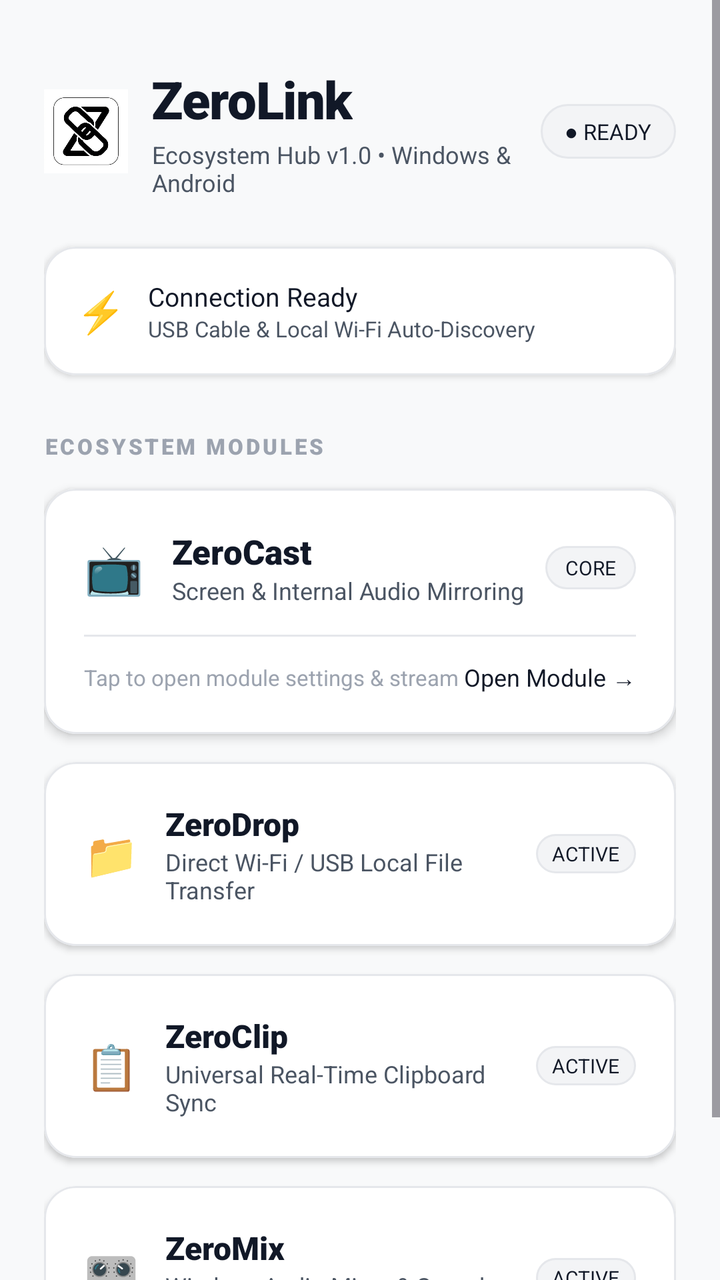
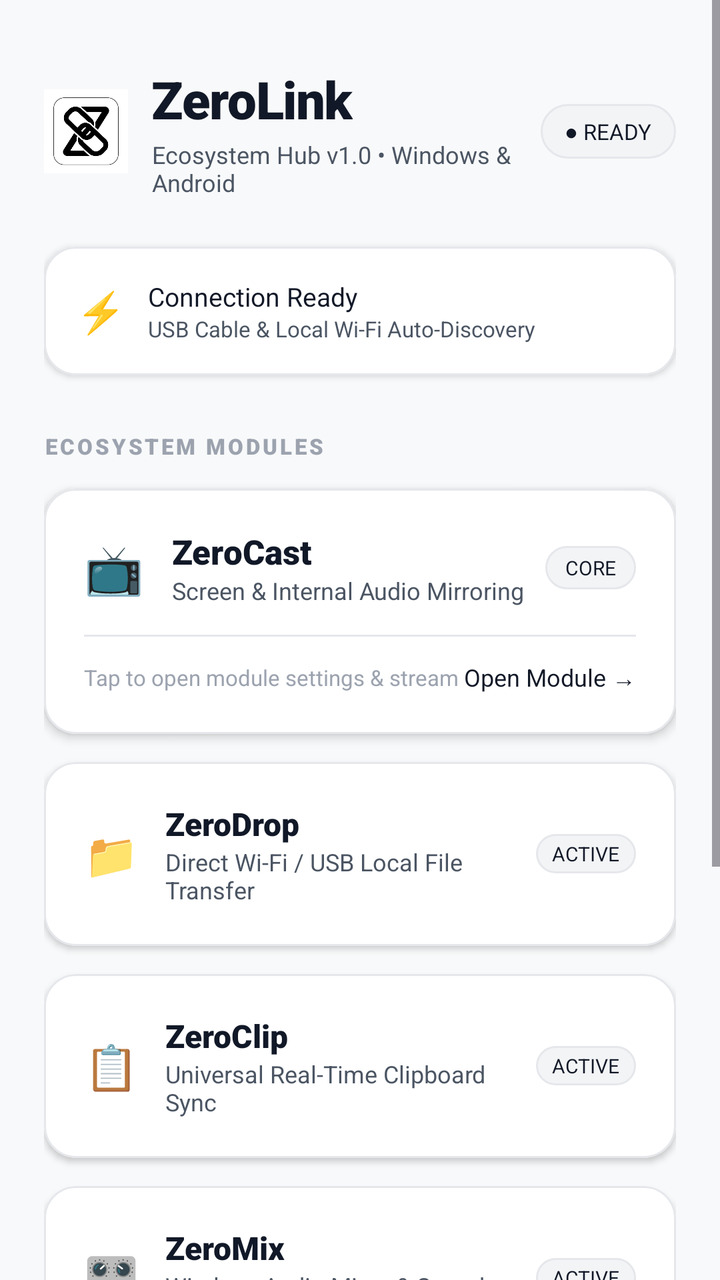

Compare the two renders of this Android layout. The source of the first and the diff that turns it into the second are given below.
<!-- AndroidManifest.xml: application theme Theme.ZeroCast -->
<!-- res/layout/activity_main.xml -->
<?xml version="1.0" encoding="utf-8"?>
<ScrollView xmlns:android="http://schemas.android.com/apk/res/android"
    xmlns:app="http://schemas.android.com/apk/res-auto"
    xmlns:tools="http://schemas.android.com/tools"
    android:layout_width="match_parent"
    android:layout_height="match_parent"
    android:background="@color/background"
    android:fillViewport="true">

    <LinearLayout
        android:layout_width="match_parent"
        android:layout_height="wrap_content"
        android:orientation="vertical"
        android:paddingStart="22dp"
        android:paddingTop="32dp"
        android:paddingEnd="22dp"
        android:paddingBottom="48dp">

        
        <LinearLayout
            android:layout_width="match_parent"
            android:layout_height="wrap_content"
            android:gravity="center_vertical"
            android:orientation="horizontal">

            <ImageView
                android:layout_width="42dp"
                android:layout_height="42dp"
                android:layout_marginEnd="12dp"
                android:src="@drawable/ic_zerolink_logo"
                android:scaleType="fitCenter" />

            <LinearLayout
                android:layout_width="0dp"
                android:layout_height="wrap_content"
                android:layout_weight="1"
                android:orientation="vertical">

                <TextView
                    android:layout_width="wrap_content"
                    android:layout_height="wrap_content"
                    android:text="ZeroLink"
                    android:textColor="@color/text_primary"
                    android:textSize="26sp"
                    android:fontFamily="sans-serif-black"
                    android:letterSpacing="-0.02" />

                <TextView
                    android:layout_width="wrap_content"
                    android:layout_height="wrap_content"
                    android:layout_marginTop="2dp"
                    android:text="Ecosystem Hub v1.0 • Windows &amp; Android"
                    android:textColor="@color/text_secondary"
                    android:textSize="12sp" />
            </LinearLayout>

            <TextView
                android:id="@+id/tvHubStatus"
                android:layout_width="wrap_content"
                android:layout_height="wrap_content"
                android:background="@drawable/bg_badge_pill"
                android:paddingStart="12dp"
                android:paddingTop="6dp"
                android:paddingEnd="12dp"
                android:paddingBottom="6dp"
                android:text="● READY"
                android:textColor="@color/text_primary"
                android:textSize="11sp"
                android:fontFamily="sans-serif-bold" />
        </LinearLayout>

        
        <com.google.android.material.card.MaterialCardView
            android:layout_width="match_parent"
            android:layout_height="wrap_content"
            android:layout_marginTop="24dp"
            app:cardBackgroundColor="@color/surface"
            app:cardCornerRadius="16dp"
            app:cardElevation="2dp"
            app:strokeColor="@color/surface_stroke"
            app:strokeWidth="1dp">

            <LinearLayout
                android:layout_width="match_parent"
                android:layout_height="wrap_content"
                android:orientation="horizontal"
                android:gravity="center_vertical"
                android:padding="16dp">

                <TextView
                    android:layout_width="wrap_content"
                    android:layout_height="wrap_content"
                    android:text="⚡ "
                    android:textSize="20sp" />

                <LinearLayout
                    android:layout_width="0dp"
                    android:layout_height="wrap_content"
                    android:layout_marginStart="6dp"
                    android:layout_weight="1"
                    android:orientation="vertical">

                    <TextView
                        android:layout_width="wrap_content"
                        android:layout_height="wrap_content"
                        android:text="Connection Ready"
                        android:textColor="@color/text_primary"
                        android:textSize="13sp"
                        android:fontFamily="sans-serif-bold" />

                    <TextView
                        android:layout_width="wrap_content"
                        android:layout_height="wrap_content"
                        android:text="USB Cable &amp; Local Wi-Fi Auto-Discovery"
                        android:textColor="@color/text_secondary"
                        android:textSize="11sp" />
                </LinearLayout>
            </LinearLayout>
        </com.google.android.material.card.MaterialCardView>

        
        <TextView
            android:layout_width="wrap_content"
            android:layout_height="wrap_content"
            android:layout_marginTop="28dp"
            android:layout_marginBottom="14dp"
            android:text="ECOSYSTEM MODULES"
            android:textColor="@color/text_tertiary"
            android:textSize="11sp"
            android:fontFamily="sans-serif-black"
            android:letterSpacing="0.12" />

        
        <com.google.android.material.card.MaterialCardView
            android:id="@+id/cardModuleZeroCast"
            android:layout_width="match_parent"
            android:layout_height="wrap_content"
            android:clickable="true"
            android:focusable="true"
            android:foreground="?attr/selectableItemBackground"
            app:cardBackgroundColor="@color/surface"
            app:cardCornerRadius="16dp"
            app:cardElevation="3dp"
            app:strokeColor="@color/surface_stroke"
            app:strokeWidth="1dp">

            <LinearLayout
                android:layout_width="match_parent"
                android:layout_height="wrap_content"
                android:orientation="vertical"
                android:padding="20dp">

                <LinearLayout
                    android:layout_width="match_parent"
                    android:layout_height="wrap_content"
                    android:gravity="center_vertical"
                    android:orientation="horizontal">

                    <TextView
                        android:layout_width="wrap_content"
                        android:layout_height="wrap_content"
                        android:text="📺 "
                        android:textSize="24sp" />

                    <LinearLayout
                        android:layout_width="0dp"
                        android:layout_height="wrap_content"
                        android:layout_marginStart="8dp"
                        android:layout_weight="1"
                        android:orientation="vertical">

                        <TextView
                            android:layout_width="wrap_content"
                            android:layout_height="wrap_content"
                            android:text="ZeroCast"
                            android:textColor="@color/text_primary"
                            android:textSize="17sp"
                            android:fontFamily="sans-serif-black" />

                        <TextView
                            android:layout_width="wrap_content"
                            android:layout_height="wrap_content"
                            android:text="Screen &amp; Internal Audio Mirroring"
                            android:textColor="@color/text_secondary"
                            android:textSize="12sp" />
                    </LinearLayout>

                    <TextView
                        android:layout_width="wrap_content"
                        android:layout_height="wrap_content"
                        android:background="@drawable/bg_badge_pill"
                        android:paddingStart="10dp"
                        android:paddingTop="4dp"
                        android:paddingEnd="10dp"
                        android:paddingBottom="4dp"
                        android:text="CORE"
                        android:textColor="@color/text_primary"
                        android:textSize="10sp"
                        android:fontFamily="sans-serif-bold" />
                </LinearLayout>

                <View
                    android:layout_width="match_parent"
                    android:layout_height="1dp"
                    android:layout_marginTop="14dp"
                    android:layout_marginBottom="12dp"
                    android:background="@color/surface_stroke" />

                <LinearLayout
                    android:layout_width="match_parent"
                    android:layout_height="wrap_content"
                    android:gravity="center_vertical"
                    android:orientation="horizontal">

                    <TextView
                        android:layout_width="0dp"
                        android:layout_height="wrap_content"
                        android:layout_weight="1"
                        android:text="Tap to open module settings &amp; stream"
                        android:textColor="@color/text_tertiary"
                        android:textSize="11sp" />

                    <TextView
                        android:layout_width="wrap_content"
                        android:layout_height="wrap_content"
                        android:text="Open Module →"
                        android:textColor="@color/text_primary"
                        android:textSize="12sp"
                        android:fontFamily="sans-serif-bold" />
                </LinearLayout>

            </LinearLayout>
        </com.google.android.material.card.MaterialCardView>

        
        <com.google.android.material.card.MaterialCardView
            android:id="@+id/cardModuleZeroDrop"
            android:layout_width="match_parent"
            android:layout_height="wrap_content"
            android:layout_marginTop="14dp"
            android:clickable="true"
            android:focusable="true"
            android:foreground="?attr/selectableItemBackground"
            app:cardBackgroundColor="@color/surface"
            app:cardCornerRadius="16dp"
            app:cardElevation="2dp"
            app:strokeColor="@color/surface_stroke"
            app:strokeWidth="1dp">

            <LinearLayout
                android:layout_width="match_parent"
                android:layout_height="wrap_content"
                android:orientation="horizontal"
                android:gravity="center_vertical"
                android:padding="20dp">

                <TextView
                    android:layout_width="wrap_content"
                    android:layout_height="wrap_content"
                    android:text="📁 "
                    android:textSize="22sp" />

                <LinearLayout
                    android:layout_width="0dp"
                    android:layout_height="wrap_content"
                    android:layout_marginStart="8dp"
                    android:layout_weight="1"
                    android:orientation="vertical">

                    <TextView
                        android:layout_width="wrap_content"
                        android:layout_height="wrap_content"
                        android:text="ZeroDrop"
                        android:textColor="@color/text_primary"
                        android:textSize="16sp"
                        android:fontFamily="sans-serif-black" />

                    <TextView
                        android:layout_width="wrap_content"
                        android:layout_height="wrap_content"
                        android:text="Direct Wi-Fi / USB Local File Transfer"
                        android:textColor="@color/text_secondary"
                        android:textSize="12sp" />
                </LinearLayout>

                <TextView
                    android:layout_width="wrap_content"
                    android:layout_height="wrap_content"
                    android:background="@drawable/bg_badge_pill"
                    android:paddingStart="8dp"
                    android:paddingTop="3dp"
                    android:paddingEnd="8dp"
                    android:paddingBottom="3dp"
                    android:text="ACTIVE"
                    android:textColor="@color/text_primary"
                    android:textSize="10sp"
                    android:fontFamily="sans-serif-bold" />
            </LinearLayout>
        </com.google.android.material.card.MaterialCardView>

        
        <com.google.android.material.card.MaterialCardView
            android:id="@+id/cardModuleZeroClip"
            android:layout_width="match_parent"
            android:layout_height="wrap_content"
            android:layout_marginTop="14dp"
            android:clickable="true"
            android:focusable="true"
            android:foreground="?attr/selectableItemBackground"
            app:cardBackgroundColor="@color/surface"
            app:cardCornerRadius="16dp"
            app:cardElevation="2dp"
            app:strokeColor="@color/surface_stroke"
            app:strokeWidth="1dp">

            <LinearLayout
                android:layout_width="match_parent"
                android:layout_height="wrap_content"
                android:orientation="horizontal"
                android:gravity="center_vertical"
                android:padding="20dp">

                <TextView
                    android:layout_width="wrap_content"
                    android:layout_height="wrap_content"
                    android:text="📋 "
                    android:textSize="22sp" />

                <LinearLayout
                    android:layout_width="0dp"
                    android:layout_height="wrap_content"
                    android:layout_marginStart="8dp"
                    android:layout_weight="1"
                    android:orientation="vertical">

                    <TextView
                        android:layout_width="wrap_content"
                        android:layout_height="wrap_content"
                        android:text="ZeroClip"
                        android:textColor="@color/text_primary"
                        android:textSize="16sp"
                        android:fontFamily="sans-serif-black" />

                    <TextView
                        android:layout_width="wrap_content"
                        android:layout_height="wrap_content"
                        android:text="Universal Real-Time Clipboard Sync"
                        android:textColor="@color/text_secondary"
                        android:textSize="12sp" />
                </LinearLayout>

                <TextView
                    android:layout_width="wrap_content"
                    android:layout_height="wrap_content"
                    android:background="@drawable/bg_badge_pill"
                    android:paddingStart="8dp"
                    android:paddingTop="3dp"
                    android:paddingEnd="8dp"
                    android:paddingBottom="3dp"
                    android:text="ACTIVE"
                    android:textColor="@color/text_primary"
                    android:textSize="10sp"
                    android:fontFamily="sans-serif-bold" />
            </LinearLayout>
        </com.google.android.material.card.MaterialCardView>

        
        <com.google.android.material.card.MaterialCardView
            android:id="@+id/cardModuleZeroMix"
            android:layout_width="match_parent"
            android:layout_height="wrap_content"
            android:layout_marginTop="14dp"
            android:clickable="true"
            android:focusable="true"
            android:foreground="?attr/selectableItemBackground"
            app:cardBackgroundColor="@color/surface"
            app:cardCornerRadius="16dp"
            app:cardElevation="2dp"
            app:strokeColor="@color/surface_stroke"
            app:strokeWidth="1dp">

            <LinearLayout
                android:layout_width="match_parent"
                android:layout_height="wrap_content"
                android:orientation="horizontal"
                android:gravity="center_vertical"
                android:padding="20dp">

                <TextView
                    android:layout_width="wrap_content"
                    android:layout_height="wrap_content"
                    android:text="🎛️ "
                    android:textSize="22sp" />

                <LinearLayout
                    android:layout_width="0dp"
                    android:layout_height="wrap_content"
                    android:layout_marginStart="8dp"
                    android:layout_weight="1"
                    android:orientation="vertical">

                    <TextView
                        android:layout_width="wrap_content"
                        android:layout_height="wrap_content"
                        android:text="ZeroMix"
                        android:textColor="@color/text_primary"
                        android:textSize="16sp"
                        android:fontFamily="sans-serif-black" />

                    <TextView
                        android:layout_width="wrap_content"
                        android:layout_height="wrap_content"
                        android:text="Wireless Audio Mixer &amp; Sound Deck"
                        android:textColor="@color/text_secondary"
                        android:textSize="12sp" />
                </LinearLayout>

                <TextView
                    android:layout_width="wrap_content"
                    android:layout_height="wrap_content"
                    android:background="@drawable/bg_badge_pill"
                    android:paddingStart="8dp"
                    android:paddingTop="3dp"
                    android:paddingEnd="8dp"
                    android:paddingBottom="3dp"
                    android:text="ACTIVE"
                    android:textColor="@color/text_primary"
                    android:textSize="10sp"
                    android:fontFamily="sans-serif-bold" />
            </LinearLayout>
        </com.google.android.material.card.MaterialCardView>

    </LinearLayout>
</ScrollView>
<!-- resources referenced by this layout -->
<resources>
  <color name="background">#F8F9FA</color>
  <color name="surface">#FFFFFF</color>
  <color name="surface_stroke">#E5E7EB</color>
  <color name="text_primary">#111827</color>
  <color name="text_secondary">#4B5563</color>
  <color name="text_tertiary">#9CA3AF</color>
  <!-- drawable bg_badge_pill (drawable) -->
  <?xml version="1.0" encoding="utf-8"?>
  <shape xmlns:android="http://schemas.android.com/apk/res/android"
      android:shape="rectangle">
      <corners android:radius="14dp" />
      <solid android:color="#F3F4F6" />
      <stroke
          android:width="1dp"
          android:color="#E5E7EB" />
  </shape>
  <!-- drawable ic_zerolink_logo: png bitmap (drawable, 65190 bytes) -->
  <style name="Theme.ZeroCast" parent="Theme.Material3.Light.NoActionBar">
          <item name="colorPrimary">@color/primary</item>
          <item name="android:windowBackground">@color/background</item>
          <item name="android:statusBarColor">@color/background</item>
          <item name="android:windowLightStatusBar">true</item>
      </style>
  <color name="primary">#000000</color>
</resources>

<!-- the commit's change to res/layout/activity_main.xml (unified diff, before → after) -->
@@ -430,5 +430,137 @@
             </LinearLayout>
         </com.google.android.material.card.MaterialCardView>
 
+        
+        <com.google.android.material.card.MaterialCardView
+            android:id="@+id/cardModuleZeroDisplay"
+            android:layout_width="match_parent"
+            android:layout_height="wrap_content"
+            android:layout_marginTop="14dp"
+            android:clickable="true"
+            android:focusable="true"
+            android:foreground="?attr/selectableItemBackground"
+            app:cardBackgroundColor="@color/surface"
+            app:cardCornerRadius="16dp"
+            app:cardElevation="2dp"
+            app:strokeColor="@color/surface_stroke"
+            app:strokeWidth="1dp">
+
+            <LinearLayout
+                android:layout_width="match_parent"
+                android:layout_height="wrap_content"
+                android:orientation="horizontal"
+                android:gravity="center_vertical"
+                android:padding="20dp">
+
+                <TextView
+                    android:layout_width="wrap_content"
+                    android:layout_height="wrap_content"
+                    android:text="🖥️ "
+                    android:textSize="22sp" />
+
+                <LinearLayout
+                    android:layout_width="0dp"
+                    android:layout_height="wrap_content"
+                    android:layout_marginStart="8dp"
+                    android:layout_weight="1"
+                    android:orientation="vertical">
+
+                    <TextView
+                        android:layout_width="wrap_content"
+                        android:layout_height="wrap_content"
+                        android:text="ZeroDisplay"
+                        android:textColor="@color/text_primary"
+                        android:textSize="16sp"
+                        android:fontFamily="sans-serif-black" />
+
+                    <TextView
+                        android:layout_width="wrap_content"
+                        android:layout_height="wrap_content"
+                        android:text="Wireless 2nd Monitor &amp; Remote Touch"
+                        android:textColor="@color/text_secondary"
+                        android:textSize="12sp" />
+                </LinearLayout>
+
+                <TextView
+                    android:layout_width="wrap_content"
+                    android:layout_height="wrap_content"
+                    android:background="@drawable/bg_badge_pill"
+                    android:paddingStart="8dp"
+                    android:paddingTop="3dp"
+                    android:paddingEnd="8dp"
+                    android:paddingBottom="3dp"
+                    android:text="NEW"
+                    android:textColor="#059669"
+                    android:textSize="10sp"
+                    android:fontFamily="sans-serif-bold" />
+            </LinearLayout>
+        </com.google.android.material.card.MaterialCardView>
+
+        
+        <com.google.android.material.card.MaterialCardView
+            android:id="@+id/cardModuleZeroCam"
+            android:layout_width="match_parent"
+            android:layout_height="wrap_content"
+            android:layout_marginTop="14dp"
+            android:clickable="true"
+            android:focusable="true"
+            android:foreground="?attr/selectableItemBackground"
+            app:cardBackgroundColor="@color/surface"
+            app:cardCornerRadius="16dp"
+            app:cardElevation="2dp"
+            app:strokeColor="@color/surface_stroke"
+            app:strokeWidth="1dp">
+
+            <LinearLayout
+                android:layout_width="match_parent"
+                android:layout_height="wrap_content"
+                android:orientation="horizontal"
+                android:gravity="center_vertical"
+                android:padding="20dp">
+
+                <TextView
+                    android:layout_width="wrap_content"
+                    android:layout_height="wrap_content"
+                    android:text="📷 "
+                    android:textSize="22sp" />
+
+                <LinearLayout
+                    android:layout_width="0dp"
+                    android:layout_height="wrap_content"
+                    android:layout_marginStart="8dp"
+                    android:layout_weight="1"
+                    android:orientation="vertical">
+
+                    <TextView
+                        android:layout_width="wrap_content"
+                        android:layout_height="wrap_content"
+                        android:text="ZeroCam"
+                        android:textColor="@color/text_primary"
+                        android:textSize="16sp"
+                        android:fontFamily="sans-serif-black" />
+
+                    <TextView
+                        android:layout_width="wrap_content"
+                        android:layout_height="wrap_content"
+                        android:text="Wireless 4K Webcam for Discord &amp; OBS"
+                        android:textColor="@color/text_secondary"
+                        android:textSize="12sp" />
+                </LinearLayout>
+
+                <TextView
+                    android:layout_width="wrap_content"
+                    android:layout_height="wrap_content"
+                    android:background="@drawable/bg_badge_pill"
+                    android:paddingStart="8dp"
+                    android:paddingTop="3dp"
+                    android:paddingEnd="8dp"
+                    android:paddingBottom="3dp"
+                    android:text="NEW"
+                    android:textColor="#059669"
+                    android:textSize="10sp"
+                    android:fontFamily="sans-serif-bold" />
+            </LinearLayout>
+        </com.google.android.material.card.MaterialCardView>
+
     </LinearLayout>
 </ScrollView>
